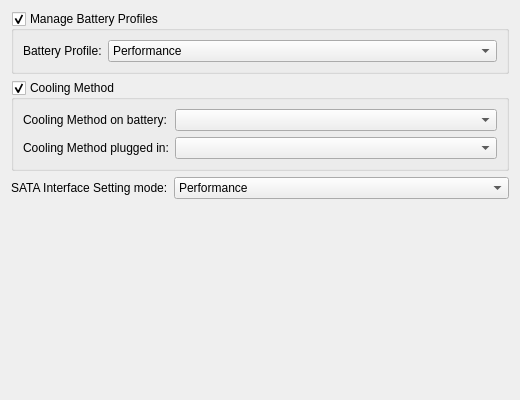
The window that kcm/powersave.ui (jfmcarreira/ktoshiba) describes before a commit, drawn with Qt 5.
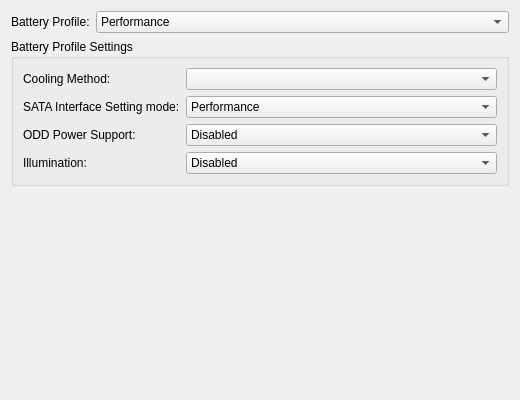
The same window after the commit.

Commit message: Battery Profiles rework plus misc changes

```diff
--- a/kcm/powersave.ui
+++ b/kcm/powersave.ui
@@ -14,28 +14,7 @@
   <property name="windowTitle">
    <string>Power Save</string>
   </property>
-  <layout class="QFormLayout" name="formLayout">
-   <item row="0" column="0" colspan="2">
-    <widget class="QGroupBox" name="batteryGroupBox">
-     <property name="toolTip">
-      <string>Toggles the Battery Profile monitoring feature.  Check this if you want KToshiba to manage additional power saving features.</string>
-     </property>
-     <property name="whatsThis">
-      <string>Toggles the Battery Profile monitoring feature.  Check this if you want KToshiba to manage additional power saving features.</string>
-     </property>
-     <property name="title">
-      <string>Manage Battery Profiles</string>
-     </property>
-     <property name="flat">
-      <bool>false</bool>
-     </property>
-     <property name="checkable">
-      <bool>true</bool>
-     </property>
-     <property name="checked">
-      <bool>true</bool>
-     </property>
-     <layout class="QFormLayout" name="formLayout_1">
+  <layout class="QFormLayout" name="formLayout_2">
       <item row="0" column="0">
        <widget class="QLabel" name="battery_profiles_label">
         <property name="text">
@@ -68,44 +47,35 @@
         </item>
         <item>
          <property name="text">
-          <string>ECO</string>
-         </property>
-        </item>
-       </widget>
-      </item>
-     </layout>
+       <string>eco Mode</string>
+      </property>
+     </item>
     </widget>
    </item>
    <item row="1" column="0" colspan="2">
-    <widget class="QGroupBox" name="coolingGroupBox">
-     <property name="toolTip">
-      <string>Toggles the Cooling Method monitoring feature.  The laptop fan changes its speed according to the method selected.</string>
-     </property>
-     <property name="whatsThis">
-      <string>Toggles the Cooling Method monitoring feature.  The laptop fan changes its speed according to the method selected.</string>
-     </property>
+    <widget class="QGroupBox" name="batteryGroupBox">
      <property name="title">
-      <string>Cooling Method</string>
+      <string>Battery Profile Settings</string>
      </property>
      <property name="flat">
       <bool>false</bool>
      </property>
      <property name="checkable">
-      <bool>true</bool>
+      <bool>false</bool>
      </property>
      <property name="checked">
-      <bool>true</bool>
+      <bool>false</bool>
      </property>
-     <layout class="QFormLayout" name="formLayout_2">
+     <layout class="QFormLayout" name="formLayout">
       <item row="0" column="0">
-       <widget class="QLabel" name="cooling_method_battery_label">
+       <widget class="QLabel" name="cooling_method_label">
         <property name="text">
-         <string>Cooling Method on battery:</string>
+         <string>Cooling Method:</string>
         </property>
        </widget>
       </item>
       <item row="0" column="1">
-       <widget class="QComboBox" name="cooling_method_battery_combobox">
+       <widget class="QComboBox" name="cooling_method_combobox">
         <property name="toolTip">
          <string>Changes the fan Cooling Method when the laptop is running on battery.</string>
         </property>
@@ -115,33 +85,13 @@
        </widget>
       </item>
       <item row="1" column="0">
-       <widget class="QLabel" name="cooling_method_plugged_label">
-        <property name="text">
-         <string>Cooling Method plugged in:</string>
-        </property>
-       </widget>
-      </item>
-      <item row="1" column="1">
-       <widget class="QComboBox" name="cooling_method_plugged_combobox">
-        <property name="toolTip">
-         <string>Changes the fan Cooling Method when the laptop is connected to AC.</string>
-        </property>
-        <property name="whatsThis">
-         <string>Changes the fan Cooling Method when the laptop is connected to AC.</string>
-        </property>
-       </widget>
-      </item>
-     </layout>
-    </widget>
-   </item>
-   <item row="2" column="0">
     <widget class="QLabel" name="sata_iface_label">
       <property name="text">
        <string>SATA Interface Setting mode:</string>
       </property>
     </widget>
    </item>
-   <item row="2" column="1">
+      <item row="1" column="1">
     <widget class="QComboBox" name="sata_iface_combobox">
      <property name="toolTip">
       <string>Changes the SATA interface setting mode.</string>
@@ -159,6 +109,63 @@
        <string>Battery Life</string>
       </property>
      </item>
+       </widget>
+      </item>
+      <item row="2" column="0">
+       <widget class="QLabel" name="odd_power_label">
+        <property name="text">
+         <string>ODD Power Support:</string>
+        </property>
+       </widget>
+      </item>
+      <item row="2" column="1">
+       <widget class="QComboBox" name="odd_power_combobox">
+        <property name="toolTip">
+         <string>Changes the ODD power setting.</string>
+        </property>
+        <property name="whatsThis">
+         <string>Changes the ODD power setting.</string>
+        </property>
+        <item>
+         <property name="text">
+          <string>Disabled</string>
+         </property>
+        </item>
+        <item>
+         <property name="text">
+          <string>Enabled</string>
+         </property>
+        </item>
+       </widget>
+      </item>
+      <item row="3" column="0">
+       <widget class="QLabel" name="illumination_label">
+        <property name="text">
+         <string>Illumination:</string>
+        </property>
+       </widget>
+      </item>
+      <item row="3" column="1">
+       <widget class="QComboBox" name="illumination_combobox">
+        <property name="toolTip">
+         <string>Changes the laptop Illumination.</string>
+        </property>
+        <property name="whatsThis">
+         <string>Changes the laptop Illumination.</string>
+        </property>
+        <item>
+         <property name="text">
+          <string>Disabled</string>
+         </property>
+        </item>
+        <item>
+         <property name="text">
+          <string>Enabled</string>
+         </property>
+        </item>
+       </widget>
+      </item>
+     </layout>
     </widget>
    </item>
   </layout>
```
Left out of the diff: 4 changed lines with no effect on the pictures. Lines whose indentation alone changed are shown as unchanged. The commit also changes 16 other files.
